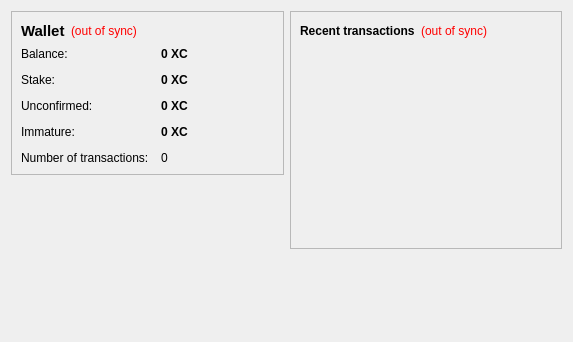
Before: the Qt Designer form src/qt/forms/overviewpage.ui in magi-retro/2015-06-22_18-53_x11coin, drawn with Qt 5.
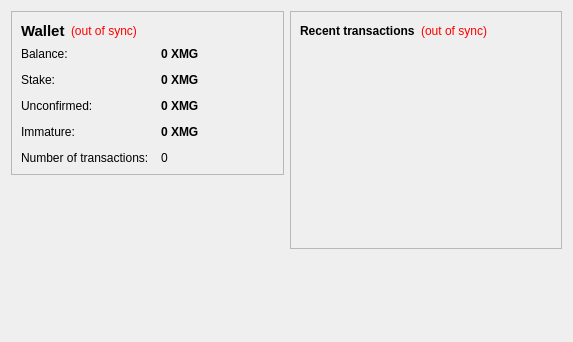
After: the same form once the commit is applied. Icons and pictures are not drawn.

```diff
--- a/src/qt/forms/overviewpage.ui
+++ b/src/qt/forms/overviewpage.ui
@@ -105,7 +105,7 @@
              <string>Your current balance</string>
             </property>
             <property name="text">
-             <string notr="true">0 XC</string>
+             <string notr="true">0 XMG</string>
             </property>
             <property name="textInteractionFlags">
              <set>Qt::LinksAccessibleByMouse|Qt::TextSelectableByKeyboard|Qt::TextSelectableByMouse</set>
@@ -134,7 +134,7 @@
              <string>Total of coins that was staked, and do not yet count toward the current balance</string>
             </property>
             <property name="text">
-             <string notr="true">0 XC</string>
+             <string notr="true">0 XMG</string>
             </property>
             <property name="textInteractionFlags">
              <set>Qt::LinksAccessibleByMouse|Qt::TextSelectableByKeyboard|Qt::TextSelectableByMouse</set>
@@ -163,7 +163,7 @@
              <string>Total of transactions that have yet to be confirmed, and do not yet count toward the current balance</string>
             </property>
             <property name="text">
-             <string notr="true">0 XC</string>
+             <string notr="true">0 XMG</string>
             </property>
             <property name="textInteractionFlags">
              <set>Qt::LinksAccessibleByMouse|Qt::TextSelectableByKeyboard|Qt::TextSelectableByMouse</set>
@@ -189,7 +189,7 @@
              <string>Mined balance that has not yet matured</string>
             </property>
             <property name="text">
-             <string notr="true">0 XC</string>
+             <string notr="true">0 XMG</string>
             </property>
             <property name="textInteractionFlags">
              <set>Qt::LinksAccessibleByMouse|Qt::TextSelectableByKeyboard|Qt::TextSelectableByMouse</set>
```
